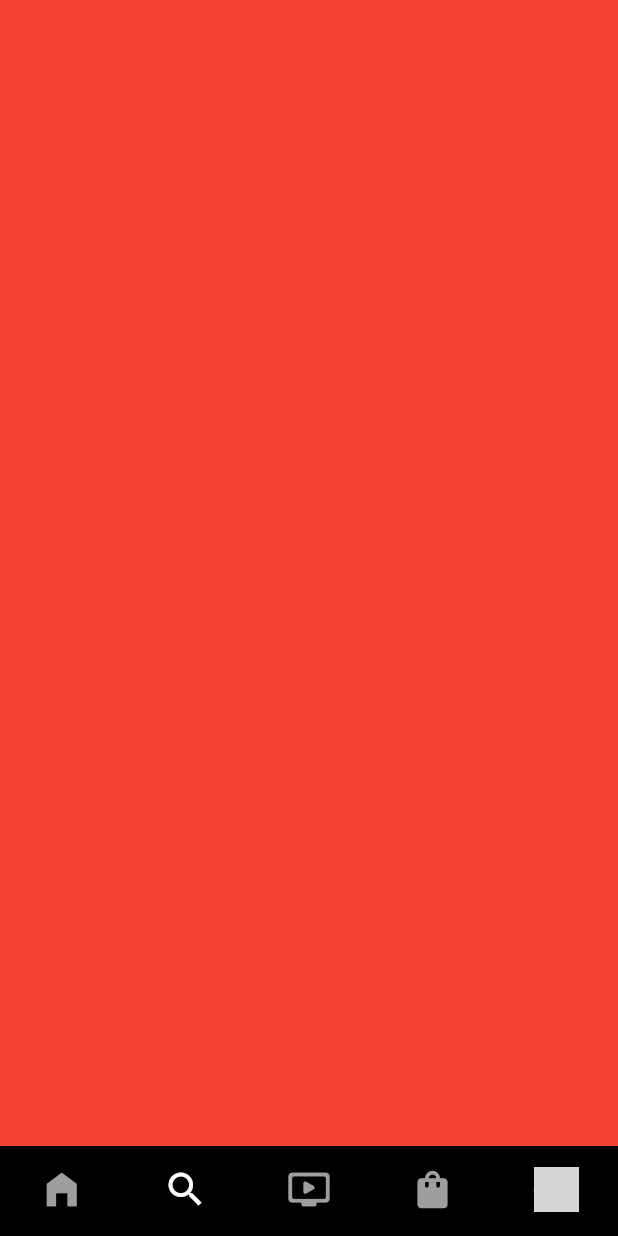
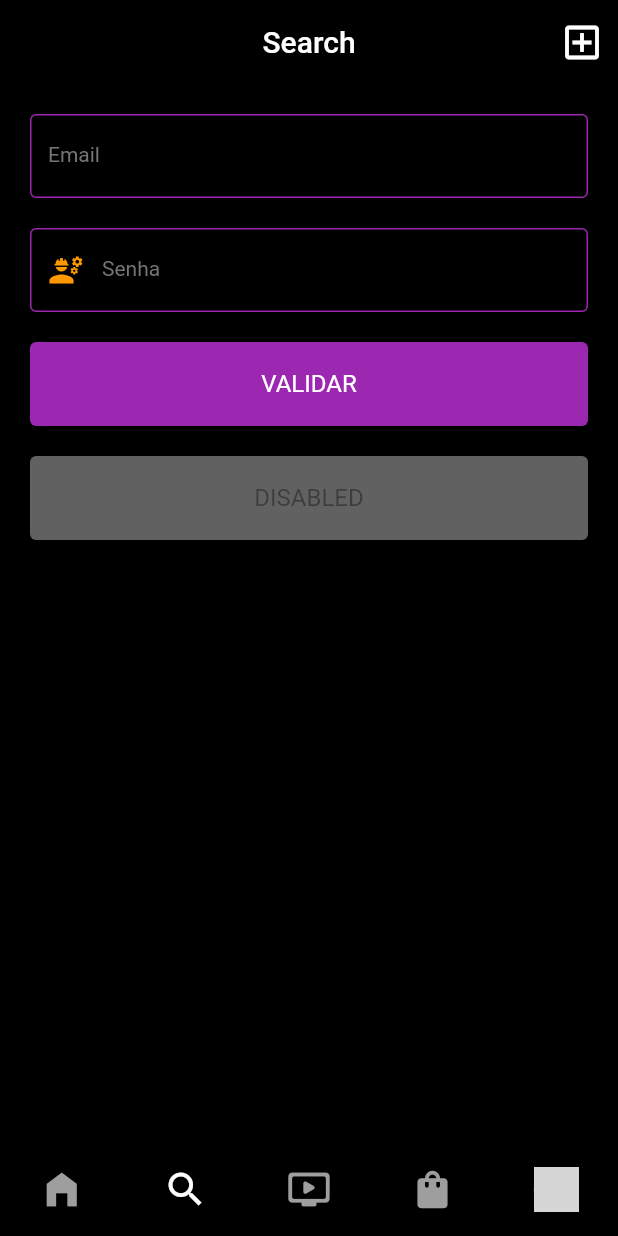
Before and after one commit to brunozupp/desafio_modulo_12_af, a Flutter app: the screen it shows after launch, item 2 of the bottom bar chosen, on a phone screen of 412 x 824 dp. Run offline on Flutter 3.47's test engine with Material 2 defaults, Android fonts, the phone set to English and light mode, and no system bars; our stand-ins replace flutter_mobx, mobx; generated files the repository leaves out were written again; network calls fail; grey boxes are pictures that could not be loaded.

Commit message:
Mais exemplos de tema dinâmico

```diff
--- a/lib/pages/feed/widgets/app_bar_widget.dart
+++ b/lib/pages/feed/widgets/app_bar_widget.dart
@@ -53,6 +53,4 @@ class AppBarWidget extends AppBar {
       ),
     ],
   );
-
-
 }
--- a/lib/pages/home/home_page.dart
+++ b/lib/pages/home/home_page.dart
@@ -1,4 +1,5 @@
 import 'package:desafio_modulo_12_af/pages/feed/feed_page.dart';
+import 'package:desafio_modulo_12_af/pages/search/search_view.dart';
 import 'package:desafio_modulo_12_af/shared/constantes/constantes_imagens.dart';
 import 'package:flutter/material.dart';
 
@@ -15,9 +16,7 @@ class _HomePageState extends State<HomePage> {
 
   final pages = [
     const FeedPage(),
-    Container(
-      color: Colors.red,
-    ),
+    const SearchView(),
     Container(
       color: Colors.blue,
     ),
--- /dev/null
+++ b/lib/pages/search/search_view.dart
@@ -0,0 +1,104 @@
+import 'package:desafio_modulo_12_af/main.dart';
+import 'package:flutter/material.dart';
+
+class SearchView extends StatefulWidget {
+  const SearchView({ Key? key }) : super(key: key);
+
+  @override
+  State<SearchView> createState() => _SearchViewState();
+}
+
+class _SearchViewState extends State<SearchView> {
+
+  final GlobalKey<FormState> _key = GlobalKey<FormState>();
+
+  @override
+  Widget build(BuildContext context) {
+    return Scaffold(
+      appBar: AppBar(
+        title: Text("Search"),
+        actions: [
+          IconButton(
+            onPressed: () {
+              themeStore.toggleTheme();
+            },
+            icon: const Icon(
+              Icons.add_box_outlined,
+              size: 30,
+            ),
+          ),
+        ],
+      ),
+      body: SingleChildScrollView(
+        padding: const EdgeInsets.all(20),
+        child: Form(
+          key: _key,
+          child: Column(
+            children: [
+              TextFormField(
+                decoration: const InputDecoration(
+                  labelText: "Email",
+                  suffixIcon: Icon(
+                    Icons.engineering
+                  ),
+                ),
+                validator: (value) {
+                  if(value == null || value.isEmpty) {
+                    return "Obrigatório";
+                  }
+
+                  return null;
+                },
+              ),
+
+              const SizedBox(
+                height: 20,
+              ),
+
+              TextFormField(
+                decoration: const InputDecoration(
+                  labelText: "Senha",
+                  prefixIcon: Icon(
+                    Icons.engineering,
+                    color: Colors.orange,
+                  ),
+                ),
+                validator: (value) {
+                  if(value == null || value.isEmpty) {
+                    return "Obrigatório";
+                  }
+
+                  return null;
+                },
+              ),
+
+              const SizedBox(
+                height: 20,
+              ),
+
+              ElevatedButton(
+                onPressed: () {
+                  _key.currentState?.validate();
+                },
+                child: const Text(
+                  "VALIDAR"
+                )
+              ),
+
+              const SizedBox(
+                height: 20,
+              ),
+
+              const ElevatedButton(
+                onPressed: null,
+                child: Text(
+                  "DISABLED"
+                )
+              ),
+            ],
+          )
+        ),
+      ),
+    );
+  }
+}
--- a/lib/shared/styles/app_colors.dart
+++ b/lib/shared/styles/app_colors.dart
@@ -7,7 +7,7 @@ class AppColors {
 
   static const backgroundColor = ColorsThemeMode(
     light: Colors.black,
-    dark: Colors.red,
+    dark: Colors.grey,
   );
 
   static const textColor = ColorsThemeMode(
@@ -19,4 +19,19 @@ class AppColors {
     light: Colors.white,
     dark: Colors.green,
   );
+
+  static const borderInputColor = ColorsThemeMode(
+    light: Colors.purple,
+    dark: Colors.indigoAccent,
+  );
+
+  static const borderInputErrorColor = ColorsThemeMode(
+    light: Colors.redAccent,
+    dark: Colors.red,
+  );
+
+  static const buttonColor = ColorsThemeMode(
+    light: Colors.purple,
+    dark: Colors.indigoAccent,
+  );
 }
--- a/lib/shared/styles/models/app_theme_mode.dart
+++ b/lib/shared/styles/models/app_theme_mode.dart
@@ -43,6 +43,82 @@ class AppThemeMode {
           fontWeight: FontWeight.normal,
         ),
       ),
+      inputDecorationTheme: InputDecorationTheme(
+        floatingLabelStyle: TextStyle(
+          color: AppColors.borderInputColor.getColor(mode),
+          fontSize: 14,
+          fontWeight: FontWeight.normal,
+        ),
+        iconColor: AppColors.borderInputColor.getColor(mode),
+        labelStyle: TextStyle(
+          color: Colors.grey.shade600,
+          fontSize: 14,
+          fontWeight: FontWeight.normal,
+        ),
+        border: OutlineInputBorder(
+          borderSide: BorderSide(
+            color: AppColors.borderInputColor.getColor(mode),
+          ),
+        ),
+        enabledBorder: OutlineInputBorder(
+          borderSide: BorderSide(
+            color: AppColors.borderInputColor.getColor(mode),
+          ),
+        ),
+        focusedBorder: OutlineInputBorder(
+          borderSide: BorderSide(
+            color: AppColors.borderInputColor.getColor(mode),
+          ),
+        ),
+        disabledBorder: OutlineInputBorder(
+          borderSide: BorderSide(
+            color: AppColors.borderInputColor.getColor(mode),
+          ),
+        ),
+        errorBorder: OutlineInputBorder(
+          borderSide: BorderSide(
+            color: AppColors.borderInputErrorColor.getColor(mode),
+          ),
+        ),
+        focusedErrorBorder: OutlineInputBorder(
+          borderSide: BorderSide(
+            color: AppColors.borderInputErrorColor.getColor(mode),
+          ),
+        ),
+      ),
+      elevatedButtonTheme: ElevatedButtonThemeData(
+        style: ButtonStyle(
+          backgroundColor: MaterialStateProperty.resolveWith<Color>((states) {
+
+            if(states.contains(MaterialState.disabled)) {
+              return Colors.grey.shade700;
+            }
+
+            return AppColors.buttonColor.getColor(mode);
+          }),
+          textStyle: MaterialStateProperty.resolveWith<TextStyle>((states) {
+
+            if(states.contains(MaterialState.disabled)) {
+              return const TextStyle(
+                color: Colors.black,
+                fontSize: 16,
+                fontWeight: FontWeight.normal,
+              );
+            }
+
+            return TextStyle(
+              fontSize: 16,
+              fontWeight: FontWeight.normal,
+              foreground: Paint()..
+                color = AppColors.textColor.getColor(mode),
+            );
+          }),
+          minimumSize: MaterialStateProperty.all<Size>(const Size(
+            double.infinity,
+            56
+          )),
+        ),
+      )
     );
   }
 }
```
Lines whose indentation alone changed are shown as unchanged.
